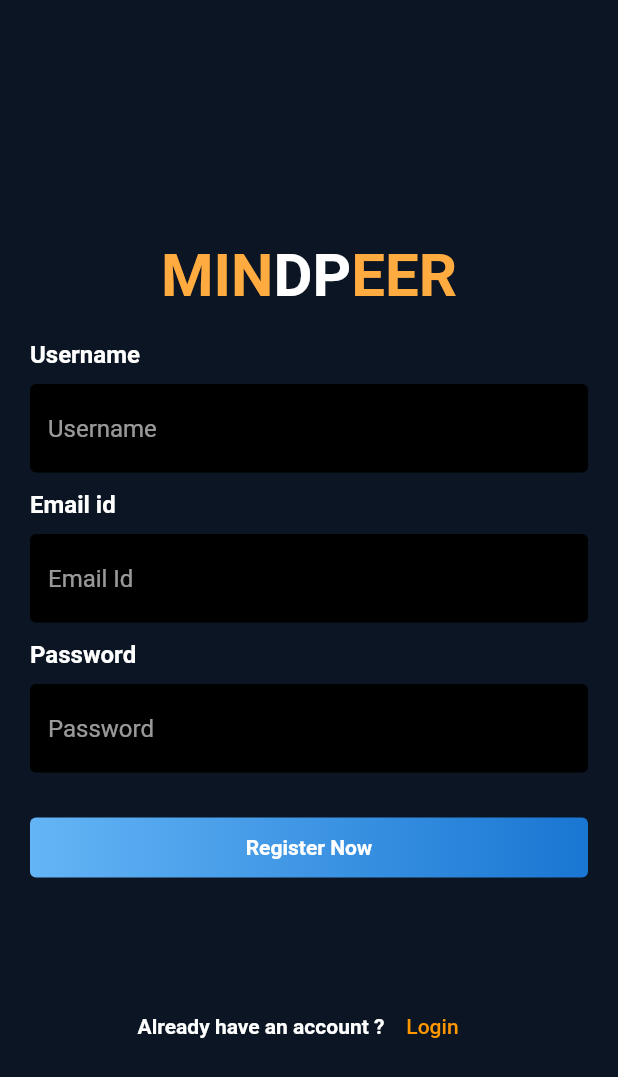
After one commit to shubhamshree2001/mindpeer_task, a Flutter app: the screen it shows after launch, after a tap on "Login", after a tap on "Register", on a phone screen of 412 x 824 dp. The commit adds this screen. Shown: the top 1077 px of the screen. Run offline on Flutter 3.47's test engine with Material 2 defaults, Android fonts, the phone set to English and light mode, and no system bars; our stand-ins replace carousel_slider, firebase_auth, firebase_core, flutter_svg; accounts and stored records are empty.

Commit message:
third commit

```diff
--- a/lib/main.dart
+++ b/lib/main.dart
@@ -1,8 +1,13 @@
 import 'package:flutter/material.dart';
 import 'package:mindpeers_task/main_page.dart';
+import 'package:mindpeers_task/screens/sign_in.dart';
+import 'package:firebase_core/firebase_core.dart';
+import 'dart:async';
 import 'welcome_screen.dart';
 
-void main() {
+Future<void> main() async {
+  WidgetsFlutterBinding.ensureInitialized();
+  await Firebase.initializeApp();
   runApp(HomePage());
 }
 
@@ -17,7 +22,7 @@ class HomePage extends StatelessWidget {
         ),
         scaffoldBackgroundColor: Color(0XFF0B1523),
       ),
-      home: MainPage(),
+      home: SignIn(),
       routes: {
         "/welcomescreen": (_) => MainPage(),
       },
--- a/lib/main_page.dart
+++ b/lib/main_page.dart
@@ -4,6 +4,8 @@ import 'package:mindpeers_task/page/insights.dart';
 import 'package:mindpeers_task/page/more.dart';
 import 'package:mindpeers_task/page/therapy.dart';
 import 'package:mindpeers_task/welcome_screen.dart';
+import 'package:firebase_auth/firebase_auth.dart';
+import 'screens/sign_in.dart';
 
 class MainPage extends StatefulWidget {
   @override
@@ -11,6 +13,44 @@ class MainPage extends StatefulWidget {
 }
 
 class _MainPageState extends State<MainPage> {
+  final FirebaseAuth _auth = FirebaseAuth.instance;
+
+  late User user;
+  bool isSignedIn = false;
+
+  checkAuthentication() async {
+    _auth.authStateChanges().listen((user) {
+      if (user == null) {
+        Navigator.of(context)
+            .pushReplacement(MaterialPageRoute(builder: (context) => SignIn()));
+      }
+    });
+  }
+
+  getUser() {
+    User? user = _auth.currentUser; //get user
+    user?.reload(); //reload user
+    user = _auth.currentUser; //then provide current user
+    if (user != null) {
+      setState(() {
+        this.user = user!;
+        this.isSignedIn = true;
+      });
+    }
+    print(this.user);
+  }
+
+  void signOutUser() async {
+    _auth.signOut();
+  }
+
+  @override
+  void initState() {
+    super.initState();
+    this.checkAuthentication();
+    this.getUser();
+  }
+
   List pages = [
     WelcomeScreen(),
     Therapy(),
--- /dev/null
+++ b/lib/screens/sign_in.dart
@@ -0,0 +1,226 @@
+import 'sign_up.dart';
+import 'package:firebase_auth/firebase_auth.dart';
+import 'package:flutter/material.dart';
+import 'package:mindpeers_task/main_page.dart';
+
+class SignIn extends StatefulWidget {
+  @override
+  _SignInState createState() => _SignInState();
+}
+
+class _SignInState extends State<SignIn> {
+  final FirebaseAuth _auth = FirebaseAuth.instance;
+  var email = TextEditingController();
+  var password = TextEditingController();
+  late UserCredential user;
+  late String _email, _password;
+  final GlobalKey<FormState> _key = GlobalKey<FormState>();
+
+  checkAuthentication() async {
+    _auth.authStateChanges().listen((user) async {
+      if (user != null) {
+        Navigator.of(context).pushReplacement(
+            MaterialPageRoute(builder: (builder) => MainPage()));
+      }
+    });
+  }
+
+  void signIn() async {
+    if (_key.currentState!.validate()) {
+      _key.currentState!.save();
+
+      try {
+        UserCredential user = await _auth.signInWithEmailAndPassword(
+            email: _email, password: _password);
+        if (user != null) {
+          Navigator.of(context).pushReplacement(
+              MaterialPageRoute(builder: (context) => MainPage()));
+        }
+      } catch (e) {
+        showError(e.toString());
+      }
+    }
+  }
+
+  showError(String errorMessage) {
+    showDialog(
+        context: context,
+        builder: (BuildContext context) {
+          return AlertDialog(
+            title: Text('Error'),
+            content: Text(errorMessage),
+            actions: [
+              ElevatedButton(
+                  onPressed: () {
+                    Navigator.of(context).pop();
+                  },
+                  child: Text('OK')),
+            ],
+          );
+        });
+  }
+
+  @override
+  void initState() {
+    super.initState();
+    this.checkAuthentication();
+  }
+
+  @override
+  Widget build(BuildContext context) {
+    double width = MediaQuery.of(context).size.width;
+    return Scaffold(
+      backgroundColor: Color(0XFF0B1523),
+      body: Container(
+        padding: EdgeInsets.all(20),
+        child: Form(
+          key: _key,
+          child: SingleChildScrollView(
+            child: Column(
+              crossAxisAlignment: CrossAxisAlignment.start,
+              children: [
+                Container(
+                  margin: EdgeInsets.only(top: 140),
+                  child: Column(
+                    children: [
+                      Center(
+                        child: RichText(
+                            text: TextSpan(children: [
+                          TextSpan(
+                              text: 'MIN',
+                              style: TextStyle(
+                                color: Colors.orangeAccent,
+                                fontSize: 40,
+                                fontWeight: FontWeight.bold,
+                              )),
+                          TextSpan(
+                              text: 'DP',
+                              style: TextStyle(
+                                color: Colors.white,
+                                fontSize: 40,
+                                fontWeight: FontWeight.bold,
+                              )),
+                          TextSpan(
+                              text: 'EER',
+                              style: TextStyle(
+                                color: Colors.orangeAccent,
+                                fontSize: 40,
+                                fontWeight: FontWeight.bold,
+                              )),
+                        ])),
+                      ),
+                    ],
+                  ),
+                ),
+                Padding(padding: EdgeInsets.only(top: 20)),
+                Text(
+                  'Email id',
+                  style: TextStyle(
+                    fontSize: 16,
+                    color: Colors.white,
+                    fontWeight: FontWeight.w600,
+                  ),
+                ),
+                Padding(padding: EdgeInsets.only(top: 10)),
+                TextFormField(
+                  validator: (value) {
+                    if (value!.isEmpty) {
+                      return 'Enter Email Id';
+                    }
+                    return null;
+                  },
+                  decoration: InputDecoration(
+                    hintText: 'Email Id',
+                    border: OutlineInputBorder(
+                        borderRadius: BorderRadius.all(Radius.circular(4.0)),
+                        borderSide: BorderSide.none),
+                    filled: true,
+                    fillColor: Colors.black,
+                  ),
+                  onSaved: (value) => _email = value!,
+                ),
+                Padding(padding: EdgeInsets.only(top: 12)),
+                Text(
+                  'Password',
+                  style: TextStyle(
+                    fontSize: 16,
+                    color: Colors.white,
+                    fontWeight: FontWeight.w600,
+                  ),
+                ),
+                Padding(padding: EdgeInsets.only(top: 10)),
+                TextFormField(
+                  obscureText: true,
+                  validator: (value) {
+                    if (value!.isEmpty) {
+                      return 'Enter Password';
+                    }
+                    return null;
+                  },
+                  decoration: InputDecoration(
+                    hintText: 'Password',
+                    border: OutlineInputBorder(
+                        borderRadius: BorderRadius.all(Radius.circular(4.0)),
+                        borderSide: BorderSide.none),
+                    filled: true,
+                    fillColor: Colors.black,
+                  ),
+                  onSaved: (value) => _password = value!,
+                ),
+                Padding(padding: EdgeInsets.only(top: 20)),
+                GestureDetector(
+                  child: Container(
+                    height: 40,
+                    width: width,
+                    alignment: Alignment.center,
+                    child: Text(
+                      'Login',
+                      style: TextStyle(
+                          color: Colors.white,
+                          fontSize: 14,
+                          fontWeight: FontWeight.w700),
+                    ),
+                    decoration: BoxDecoration(
+                        borderRadius: BorderRadius.circular(4),
+                        gradient: LinearGradient(colors: [
+                          Colors.blue.shade300,
+                          Colors.blue.shade700
+                        ], begin: Alignment.topLeft, end: Alignment.topRight)),
+                  ),
+                  onTap: signIn,
+                ),
+                SizedBox(
+                  height: 50,
+                ),
+                Row(
+                  mainAxisAlignment: MainAxisAlignment.center,
+                  children: [
+                    Text(
+                      "Don't have an account ?",
+                      style: TextStyle(
+                        fontSize: 14,
+                        color: Colors.white,
+                        fontWeight: FontWeight.bold,
+                      ),
+                    ),
+                    TextButton(
+                        onPressed: navigateToSignUp,
+                        child: Text(
+                          'Register',
+                          style: TextStyle(color: Colors.orangeAccent),
+                        )),
+                  ],
+                ),
+              ],
+            ),
+          ),
+        ),
+      ),
+    );
+  }
+
+  void navigateToSignUp() {
+    Navigator.of(context)
+        .push(MaterialPageRoute(builder: (context) => SignUp()));
+  }
+}
--- /dev/null
+++ b/lib/screens/sign_up.dart
@@ -0,0 +1,286 @@
+import 'sign_in.dart';
+import 'package:flutter/material.dart';
+import 'package:firebase_auth/firebase_auth.dart';
+import 'package:firebase_core/firebase_core.dart';
+
+import 'package:mindpeers_task/main_page.dart';
+
+class SignUp extends StatefulWidget {
+  @override
+  _SignUpState createState() => _SignUpState();
+}
+
+class _SignUpState extends State<SignUp> {
+  final FirebaseAuth _auth = FirebaseAuth.instance;
+  var name = TextEditingController();
+  var email = TextEditingController();
+  var password = TextEditingController();
+  var referral = TextEditingController();
+  late UserCredential user;
+  final GlobalKey<FormState> _key = GlobalKey<FormState>();
+  late String _name, _email, _password, _referral;
+
+  checkAuthentication() async {
+    _auth.authStateChanges().listen((user) async {
+      if (user != null) {
+        Navigator.of(context)
+            .push(MaterialPageRoute(builder: (context) => MainPage()));
+      }
+    });
+  }
+
+  signUp() async {
+    if (_key.currentState!.validate()) {
+      _key.currentState!.save();
+      try {
+        UserCredential user = await _auth.createUserWithEmailAndPassword(
+            email: _email, password: _password);
+        // after creation of new user update the name parameter in firebase
+        if (user != null) {
+          _auth.currentUser!.updateDisplayName(_name);
+          _auth.currentUser?.reload();
+          Navigator.of(context).pushReplacement(
+              MaterialPageRoute(builder: (context) => SignIn()));
+        }
+      } catch (e) {
+        showError(e.toString());
+      }
+    }
+  }
+
+  showError(String errorMessage) {
+    print(errorMessage);
+    showDialog(
+        context: context,
+        builder: (BuildContext context) {
+          return AlertDialog(
+            title: Text('Error'),
+            content: Text(errorMessage),
+            actions: [
+              ElevatedButton(
+                  child: Text(
+                    'OK',
+                    style: TextStyle(color: Colors.white),
+                  ),
+                  onPressed: () {
+                    Navigator.of(context).pop();
+                  })
+            ],
+          );
+        });
+  }
+
+  @override
+  void initState() {
+    super.initState();
+    this.checkAuthentication();
+  }
+
+  @override
+  Widget build(BuildContext context) {
+    double width = MediaQuery.of(context).size.width;
+    return Scaffold(
+      body: Container(
+        padding: EdgeInsets.all(20),
+        child: Form(
+          key: _key,
+          child: SingleChildScrollView(
+            child: Column(
+              crossAxisAlignment: CrossAxisAlignment.start,
+              children: [
+                Container(
+                  margin: EdgeInsets.only(top: 140),
+                  child: Column(
+                    children: [
+                      Center(
+                        child: RichText(
+                            text: TextSpan(children: [
+                          TextSpan(
+                              text: 'MIN',
+                              style: TextStyle(
+                                color: Colors.orangeAccent,
+                                fontSize: 40,
+                                fontWeight: FontWeight.bold,
+                              )),
+                          TextSpan(
+                              text: 'DP',
+                              style: TextStyle(
+                                color: Colors.white,
+                                fontSize: 40,
+                                fontWeight: FontWeight.bold,
+                              )),
+                          TextSpan(
+                              text: 'EER',
+                              style: TextStyle(
+                                color: Colors.orangeAccent,
+                                fontSize: 40,
+                                fontWeight: FontWeight.bold,
+                              )),
+                        ])),
+                      ),
+                    ],
+                  ),
+                ),
+                Padding(padding: EdgeInsets.only(top: 20)),
+                Text(
+                  'Username',
+                  style: TextStyle(
+                    fontSize: 16,
+                    color: Colors.white,
+                    fontWeight: FontWeight.w600,
+                  ),
+                ),
+                Padding(padding: EdgeInsets.only(top: 10)),
+                TextFormField(
+                  validator: (value) {
+                    if (value!.isEmpty) {
+                      return 'Enter Username';
+                    }
+                    return null;
+                  },
+                  decoration: InputDecoration(
+                    hintText: 'Username',
+                    border: OutlineInputBorder(
+                        borderRadius: BorderRadius.all(Radius.circular(4.0)),
+                        borderSide: BorderSide.none),
+                    filled: true,
+                    fillColor: Colors.black,
+                  ),
+                  onSaved: (value) => _name = value!,
+                ),
+                Padding(padding: EdgeInsets.only(top: 12)),
+                Text(
+                  'Email id',
+                  style: TextStyle(
+                    fontSize: 16,
+                    color: Colors.white,
+                    fontWeight: FontWeight.w600,
+                  ),
+                ),
+                Padding(padding: EdgeInsets.only(top: 10)),
+                TextFormField(
+                  validator: (value) {
+                    if (value!.isEmpty) {
+                      return 'Enter Email Id';
+                    }
+                    return null;
+                  },
+                  decoration: InputDecoration(
+                    hintText: 'Email Id',
+                    border: OutlineInputBorder(
+                        borderRadius: BorderRadius.all(Radius.circular(4.0)),
+                        borderSide: BorderSide.none),
+                    filled: true,
+                    fillColor: Colors.black,
+                  ),
+                  onSaved: (value) => _email = value!,
+                ),
+                Padding(padding: EdgeInsets.only(top: 12)),
+                Text(
+                  'Password',
+                  style: TextStyle(
+                    fontSize: 16,
+                    color: Colors.white,
+                    fontWeight: FontWeight.w600,
+                  ),
+                ),
+                Padding(padding: EdgeInsets.only(top: 10)),
+                TextFormField(
+                  obscureText: true,
+                  validator: (value) {
+                    if (value!.isEmpty) {
+                      return 'Enter Password';
+                    }
+                    return null;
+                  },
+                  decoration: InputDecoration(
+                    hintText: 'Password',
+                    border: OutlineInputBorder(
+                        borderRadius: BorderRadius.all(Radius.circular(4.0)),
+                        borderSide: BorderSide.none),
+                    filled: true,
+                    fillColor: Colors.black,
+                  ),
+                  onSaved: (value) => _password = value!,
+                ),
+                Padding(padding: EdgeInsets.only(top: 10)),
+                // Text(
+                //   'Referral Id',
+                //   style: TextStyle(
+                //     fontSize: 16,
+                //     color: Colors.black87.withOpacity(0.7),
+                //     fontWeight: FontWeight.w600,
+                //   ),
+                // ),
+                // TextFormField(
+                // validator: (value) {
+                //   if (value!.isEmpty) {
+                //     return 'Enter Referral Id';
+                //   }
+                //   return null;
+                // },
+                //   decoration: InputDecoration(
+                //     hintText: 'Referral',
+                //     border: OutlineInputBorder(
+                //         borderRadius: BorderRadius.all(Radius.circular(4.0)),
+                //         borderSide: BorderSide.none),
+                //     filled: true,
+                //     fillColor: Colors.grey[100],
+                //   ),
+                //   onSaved: (value) => _referral = value!,
+                // ),
+                Padding(padding: EdgeInsets.only(top: 20)),
+                GestureDetector(
+                  child: Container(
+                    height: 40,
+                    width: width,
+                    alignment: Alignment.center,
+                    child: Text(
+                      'Register Now',
+                      style: TextStyle(
+                          color: Colors.white,
+                          fontSize: 14,
+                          fontWeight: FontWeight.w700),
+                    ),
+                    decoration: BoxDecoration(
+                        borderRadius: BorderRadius.circular(4),
+                        gradient: LinearGradient(colors: [
+                          Colors.blue.shade300,
+                          Colors.blue.shade700
+                        ], begin: Alignment.topLeft, end: Alignment.topRight)),
+                  ),
+                  onTap: signUp,
+                ),
+                Padding(padding: EdgeInsets.only(top: 75)),
+                Row(
+                  mainAxisAlignment: MainAxisAlignment.center,
+                  children: [
+                    Text(
+                      "Already have an account ?",
+                      style: TextStyle(
+                        fontSize: 14,
+                        color: Colors.white,
+                        fontWeight: FontWeight.bold,
+                      ),
+                    ),
+                    TextButton(
+                        onPressed: navigateToSignIn,
+                        child: Text(
+                          'Login',
+                          style: TextStyle(color: Colors.orange),
+                        )),
+                  ],
+                ),
+              ],
+            ),
+          ),
+        ),
+      ),
+    );
+  }
+
+  void navigateToSignIn() {
+    Navigator.of(context)
+        .push(MaterialPageRoute(builder: (context) => SignIn()));
+  }
+}
--- a/lib/welcome_screen.dart
+++ b/lib/welcome_screen.dart
@@ -1,6 +1,7 @@
 import 'package:flutter/material.dart';
 import 'package:flutter_svg/flutter_svg.dart';
 import 'package:carousel_slider/carousel_slider.dart';
+import 'package:firebase_auth/firebase_auth.dart';
 
 class WelcomeScreen extends StatefulWidget {
   @override
@@ -8,11 +9,24 @@ class WelcomeScreen extends StatefulWidget {
 }
 
 class _WelcomeScreenState extends State<WelcomeScreen> {
+  final FirebaseAuth _auth = FirebaseAuth.instance;
+  void signOutUser() async {
+    _auth.signOut();
+  }
+
   @override
   Widget build(BuildContext context) {
     var size = MediaQuery.of(context).size;
     return Scaffold(
       appBar: AppBar(
+        actions: [
+          IconButton(
+              onPressed: () {
+                print("signout user");
+                signOutUser();
+              },
+              icon: Icon(Icons.add_to_home_screen))
+        ],
         leadingWidth: 60,
         elevation: 0,
         leading: Padding(
--- a/pubspec.yaml
+++ b/pubspec.yaml
@@ -19,6 +19,10 @@ dependencies:
   cupertino_icons: ^1.0.2
   carousel_slider: ^4.1.1
   flutter_svg: ^1.1.0
+  firebase: ^9.0.2
+  firebase_core: ^1.10.6
+  firebase_auth: ^3.3.4
+
 
 dev_dependencies:
   flutter_test:
```
Also changed, not shown: img/Screenshot_20220530_133825_com.example.btask.jpg (deleted), img/WhatsApp Image 2022-06-01 at 9.02.31 PM.jpeg (added), img/WhatsApp Image 2022-06-01 at 9.02.32 PM.jpeg (added), pubspec.lock, 3 other files.
